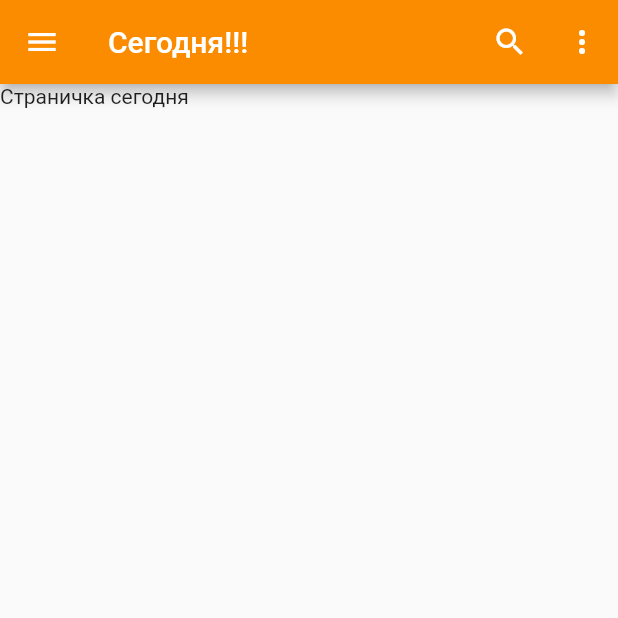
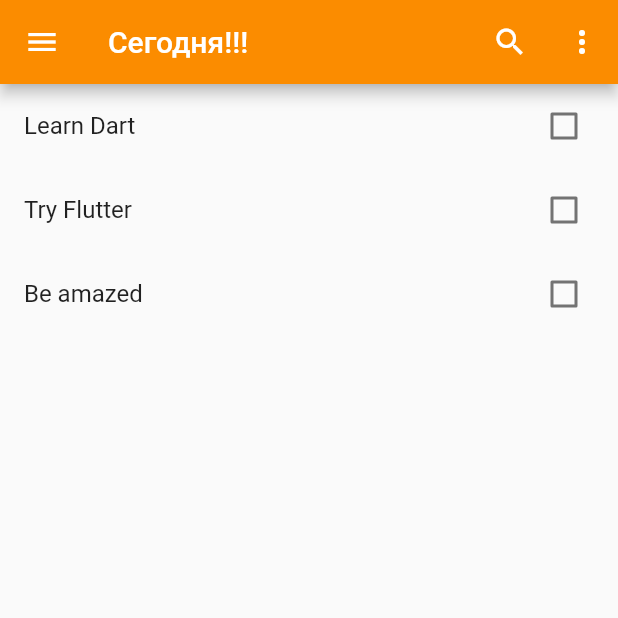
Before and after one commit to Lustach/my_todoist, a Flutter app: the screen it shows after launch, on a phone screen of 412 x 824 dp, the top half of it. Run offline on Flutter 3.47's test engine with Material 2 defaults, Android fonts, the phone set to English and light mode, and no system bars.

Commit message:
ADD: todolist

```diff
--- a/lib/pages/today.dart
+++ b/lib/pages/today.dart
@@ -1,6 +1,7 @@
 import 'package:flutter/material.dart';
 import 'package:my_todoist/widgets/appBar.dart';
 import 'package:my_todoist/widgets/drawer.dart';
+import 'package:my_todoist/widgets/todoList.dart';
 
 class Today extends StatelessWidget {
   // const Today({Key key}) : super(key: key);
@@ -10,7 +11,8 @@ class Today extends StatelessWidget {
     return Scaffold(
       appBar: MyAppBar(title: "Сегодня!!!"),
       drawer: myDrawer(),
-      body: Container(child: Text('Страничка сегодня')),
+      body: TodoList(),
+      // body: Container(child: Text('Страничка сегодня')),
     );
   }
 }
--- a/lib/widgets/appBar.dart
+++ b/lib/widgets/appBar.dart
@@ -6,7 +6,7 @@ class MyAppBar extends StatefulWidget implements PreferredSizeWidget {
   MyAppBar({Key key, this.title: 'justforescapeerrors'})
       : preferredSize = Size.fromHeight(kToolbarHeight),
         super(key: key);
-  String title;
+  final String title;
   final Size preferredSize; // default is 56.0
   @override
   _MyAppBarState createState() => _MyAppBarState(title);
--- /dev/null
+++ b/lib/widgets/todo.dart
@@ -0,0 +1,6 @@
+class Todo {
+  Todo({this.title, this.isDone = false});
+
+  String title;
+  bool isDone;
+}
--- /dev/null
+++ b/lib/widgets/todoList.dart
@@ -0,0 +1,43 @@
+import 'package:flutter/material.dart';
+import 'package:my_todoist/widgets/todo.dart';
+
+class TodoList extends StatefulWidget {
+  @override
+  _TodoListState createState() => _TodoListState();
+}
+
+class _TodoListState extends State<TodoList> {
+  List<Todo> todos = [
+    Todo(title: 'Learn Dart'),
+    Todo(title: 'Try Flutter'),
+    Todo(title: 'Be amazed'),
+  ];
+  _toggleTodo(Todo todo, bool isChecked) {
+    // todo.isDone = isChecked;
+    setState(() {
+      todo.isDone = isChecked;
+    });
+  }
+
+  //  _buildItem() {}
+  Widget _buildItem(BuildContext context, int index) {
+    final todo = todos[index];
+
+    return CheckboxListTile(
+        value: todo.isDone,
+        // checkColor: Colors.yellowAccent, // color of tick Mark
+        activeColor: Colors.orange[400],
+        title: Text(todo.title),
+        onChanged: (bool isChecked) {
+          _toggleTodo(todo, isChecked);
+        });
+  }
+
+  @override
+  Widget build(BuildContext context) {
+    return ListView.builder(
+      itemBuilder: _buildItem,
+      itemCount: todos.length,
+    );
+  }
+}
```
Also changed, not shown: lib/pages/forthcoming.dart (+5 -2 lines), lib/pages/incoming.dart (+5 -2 lines), lib/widgets/taskList.dart (deleted, +0 -17 lines), lib/widgets/task.dart (deleted).
